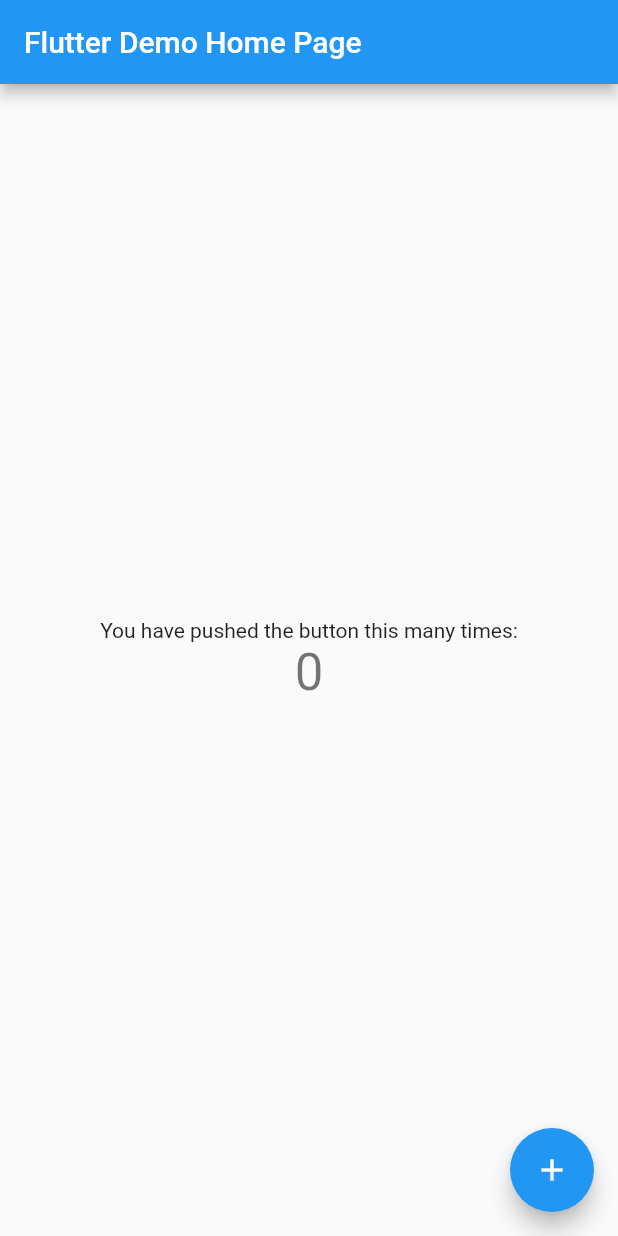
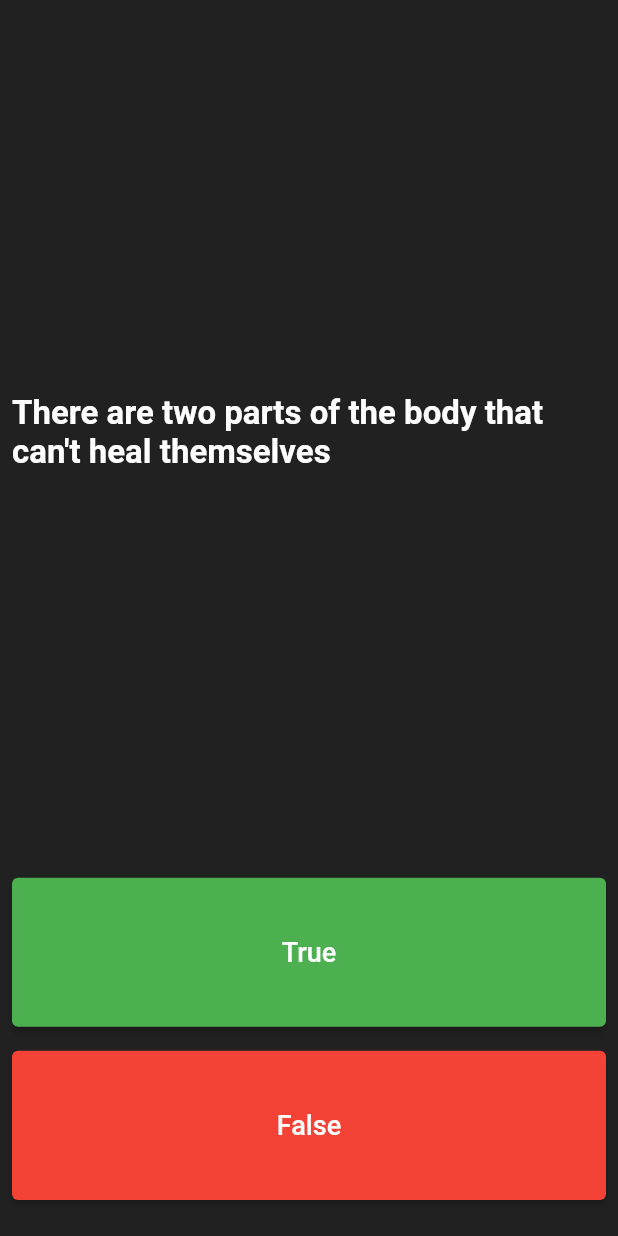
Before and after one commit to huzaifazahoorchohan/simple_quiz_app, a Flutter app: the screen it shows after launch, on a phone screen of 412 x 824 dp. Run offline on Flutter 3.47's test engine with Material 2 defaults, Android fonts, the phone set to English and light mode, and no system bars.

Commit message:
UI completed

```diff
--- a/lib/main.dart
+++ b/lib/main.dart
@@ -7,109 +7,147 @@ void main() {
 class MyApp extends StatelessWidget {
   const MyApp({Key? key}) : super(key: key);
 
-  // This widget is the root of your application.
   @override
   Widget build(BuildContext context) {
-    return MaterialApp(
-      title: 'Flutter Demo',
-      theme: ThemeData(
-        // This is the theme of your application.
-        //
-        // Try running your application with "flutter run". You'll see the
-        // application has a blue toolbar. Then, without quitting the app, try
-        // changing the primarySwatch below to Colors.green and then invoke
-        // "hot reload" (press "r" in the console where you ran "flutter run",
-        // or simply save your changes to "hot reload" in a Flutter IDE).
-        // Notice that the counter didn't reset back to zero; the application
-        // is not restarted.
-        primarySwatch: Colors.blue,
-      ),
-      home: const MyHomePage(title: 'Flutter Demo Home Page'),
+    return const MaterialApp(
+      debugShowCheckedModeBanner: false,
+      title: "Quiz App",
+      home: QuizApp(),
     );
   }
 }
 
-class MyHomePage extends StatefulWidget {
-  const MyHomePage({Key? key, required this.title}) : super(key: key);
-
-  // This widget is the home page of your application. It is stateful, meaning
-  // that it has a State object (defined below) that contains fields that affect
-  // how it looks.
-
-  // This class is the configuration for the state. It holds the values (in this
-  // case the title) provided by the parent (in this case the App widget) and
-  // used by the build method of the State. Fields in a Widget subclass are
-  // always marked "final".
-
-  final String title;
+class QuizApp extends StatefulWidget {
+  const QuizApp({Key? key}) : super(key: key);
 
   @override
-  State<MyHomePage> createState() => _MyHomePageState();
+  State<QuizApp> createState() => _QuizAppState();
 }
 
-class _MyHomePageState extends State<MyHomePage> {
-  int _counter = 0;
+class _QuizAppState extends State<QuizApp> {
+  List<Icon> checkQuestion = [];
 
-  void _incrementCounter() {
-    setState(() {
-      // This call to setState tells the Flutter framework that something has
-      // changed in this State, which causes it to rerun the build method below
-      // so that the display can reflect the updated values. If we changed
-      // _counter without calling setState(), then the build method would not be
-      // called again, and so nothing would appear to happen.
-      _counter++;
-    });
-  }
+  List<String> questions = [
+    "There are two parts of the body that can't heal themselves",
+    "Howard Donald is the oldest member of Take That",
+    "The Great Wall of China is longer than the distance between London and Beijing",
+    "There are 219 episodes of Friends",
+    "'A' is the most common letter used in the English language",
+  ];
+
+  List<bool> questionAnswers = [
+    false,
+    true,
+    true,
+    false,
+    false,
+  ];
+
+  int questionIndex = 0;
 
   @override
   Widget build(BuildContext context) {
-    // This method is rerun every time setState is called, for instance as done
-    // by the _incrementCounter method above.
-    //
-    // The Flutter framework has been optimized to make rerunning build methods
-    // fast, so that you can just rebuild anything that needs updating rather
-    // than having to individually change instances of widgets.
     return Scaffold(
-      appBar: AppBar(
-        // Here we take the value from the MyHomePage object that was created by
-        // the App.build method, and use it to set our appbar title.
-        title: Text(widget.title),
-      ),
-      body: Center(
-        // Center is a layout widget. It takes a single child and positions it
-        // in the middle of the parent.
+      backgroundColor: Colors.grey[900],
+      body: SafeArea(
         child: Column(
-          // Column is also a layout widget. It takes a list of children and
-          // arranges them vertically. By default, it sizes itself to fit its
-          // children horizontally, and tries to be as tall as its parent.
-          //
-          // Invoke "debug painting" (press "p" in the console, choose the
-          // "Toggle Debug Paint" action from the Flutter Inspector in Android
-          // Studio, or the "Toggle Debug Paint" command in Visual Studio Code)
-          // to see the wireframe for each widget.
-          //
-          // Column has various properties to control how it sizes itself and
-          // how it positions its children. Here we use mainAxisAlignment to
-          // center the children vertically; the main axis here is the vertical
-          // axis because Columns are vertical (the cross axis would be
-          // horizontal).
           mainAxisAlignment: MainAxisAlignment.center,
-          children: <Widget>[
-            const Text(
-              'You have pushed the button this many times:',
+          crossAxisAlignment: CrossAxisAlignment.stretch,
+          children: [
+            Expanded(
+              flex: 5,
+              child: Center(
+                child: Padding(
+                  padding: const EdgeInsets.all(8.0),
+                  child: Text(
+                    questions[questionIndex],
+                    style: const TextStyle(
+                      fontSize: 22.0,
+                      fontWeight: FontWeight.bold,
+                      color: Colors.white,
+                    ),
+                  ),
+                ),
+              ),
             ),
-            Text(
-              '$_counter',
-              style: Theme.of(context).textTheme.headline4,
+            Expanded(
+              child: Padding(
+                padding: const EdgeInsets.all(8.0),
+                child: ElevatedButton(
+                  onPressed: () {
+                    if (questionAnswers[questionIndex] == true) {
+                      print("right answer");
+                    } else {
+                      print("wrong answer");
+                    }
+                    setState(() {
+                      checkQuestion.add(
+                        const Icon(
+                          Icons.check,
+                          color: Colors.green,
+                        ),
+                      );
+                      questionIndex++;
+                    });
+                  },
+                  child: const Text(
+                    "True",
+                    style: TextStyle(
+                      fontSize: 18.0,
+                      color: Colors.white,
+                    ),
+                  ),
+                  style: ElevatedButton.styleFrom(
+                    primary: Colors.green,
+                  ),
+                ),
+              ),
             ),
+            Expanded(
+              child: Padding(
+                padding: const EdgeInsets.all(8.0),
+                child: ElevatedButton(
+                  style: ElevatedButton.styleFrom(
+                    primary: Colors.red,
+                  ),
+                  onPressed: () {
+                    if (questionAnswers[questionIndex] == false) {
+                      print("right answer");
+                    } else {
+                      print("wrong answer");
+                    }
+                    setState(() {
+                      checkQuestion.add(
+                        const Icon(
+                          Icons.clear,
+                          color: Colors.red,
+                        ),
+                      );
+                      questionIndex++;
+                    });
+                  },
+                  child: const Text(
+                    "False",
+                    style: TextStyle(
+                      fontSize: 18.0,
+                      color: Colors.white,
+                    ),
+                  ),
+                ),
+              ),
+            ),
+            Expanded(
+              flex: 0,
+              child: Padding(
+                padding: const EdgeInsets.all(8.0),
+                child: Row(
+                  children: checkQuestion,
+                ),
+              ),
+            )
           ],
         ),
       ),
-      floatingActionButton: FloatingActionButton(
-        onPressed: _incrementCounter,
-        tooltip: 'Increment',
-        child: const Icon(Icons.add),
-      ), // This trailing comma makes auto-formatting nicer for build methods.
     );
   }
 }
```
